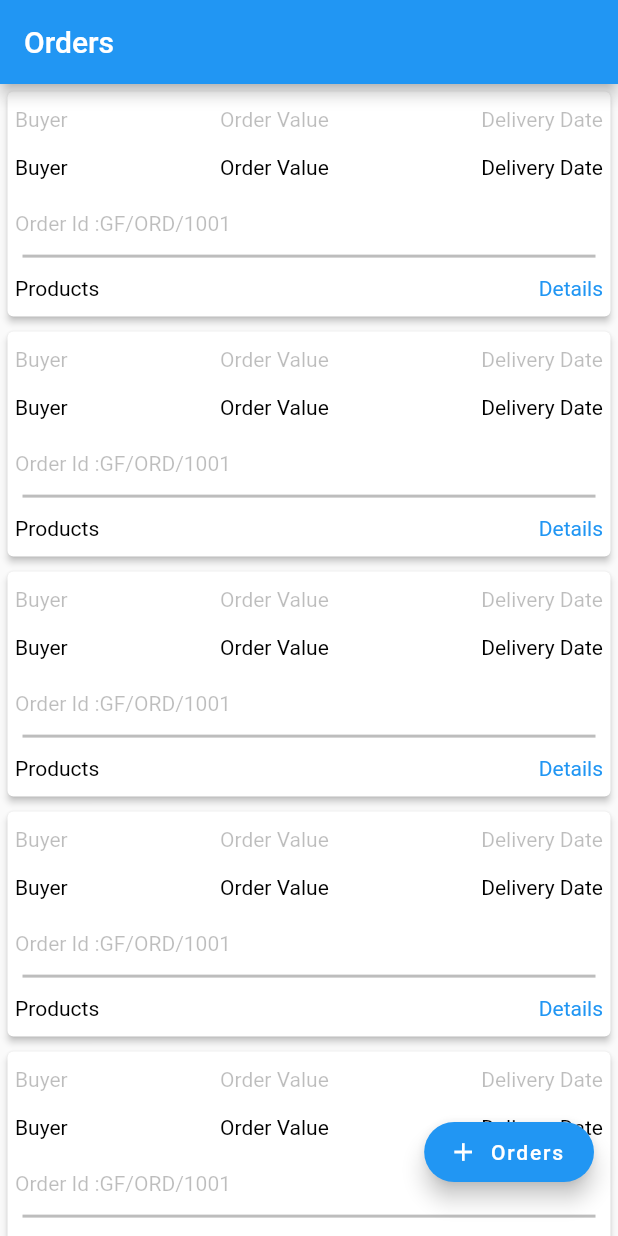
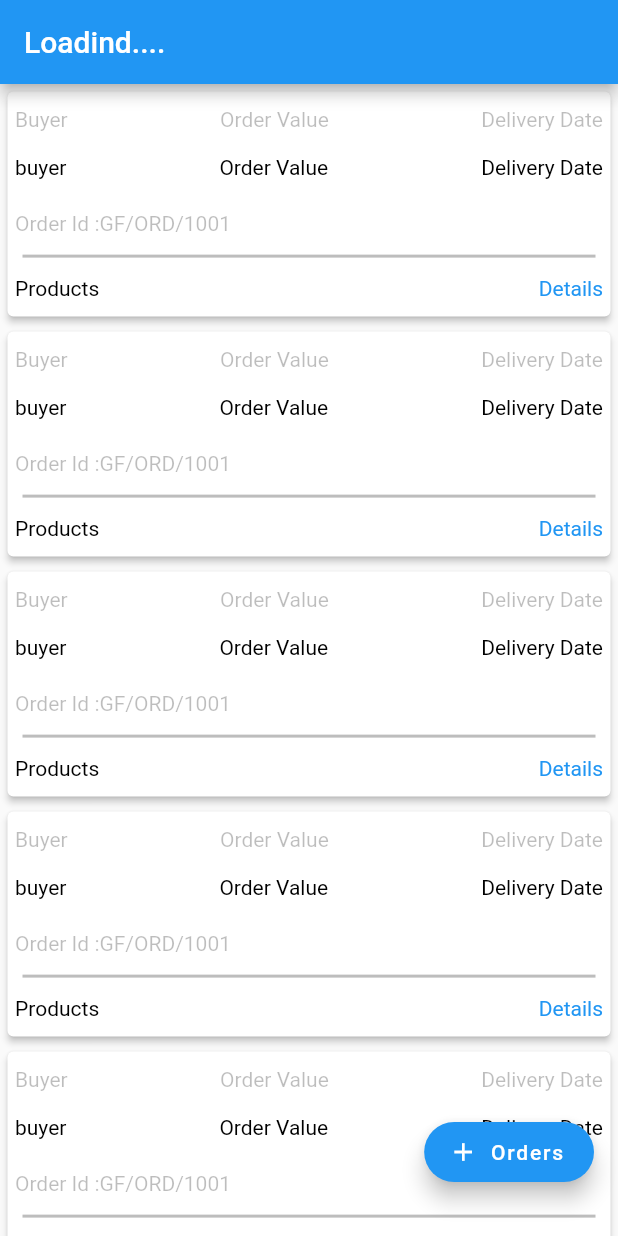
Before and after one commit to nagalakshmi-palyam/Flluter_sample_apps, a Flutter app: the screen it shows after launch, on a phone screen of 412 x 824 dp. Run offline on Flutter 3.47's test engine with Material 2 defaults, Android fonts, the light colour scheme and no system bars; network calls fail.

Commit message:
order Management app screen

```diff
--- /dev/null
+++ b/flutter_order_maanagement/lib/models/Orders.dart
@@ -0,0 +1,269 @@
+// To parse this JSON data, do
+//
+//     final orders = ordersFromJson(jsonString);
+
+import 'dart:convert';
+
+Orders ordersFromJson(String str) => Orders.fromJson(json.decode(str));
+
+String ordersToJson(Orders data) => json.encode(data.toJson());
+
+class Orders {
+  Orders({
+    this.order,
+  });
+
+  List<Order> order;
+
+  factory Orders.fromJson(Map<String, dynamic> json) => Orders(
+    order: List<Order>.from(json["Order"].map((x) => Order.fromJson(x))),
+  );
+
+  Map<String, dynamic> toJson() => {
+    "Order": List<dynamic>.from(order.map((x) => x.toJson())),
+  };
+}
+
+class Order {
+  Order({
+    this.orderId,
+    this.deliveryDate,
+    this.quantity,
+    this.orderType,
+    this.orderValue,
+    this.status,
+    this.buyerInfo,
+    this.supplierInfo,
+    this.products,
+    this.documents,
+    this.payments,
+    this.info,
+    this.createdAt,
+    this.updatedAt,
+  });
+
+  int orderId;
+  String deliveryDate;
+  String quantity;
+  String orderType;
+  String orderValue;
+  String status;
+  ErInfo buyerInfo;
+  ErInfo supplierInfo;
+  Products products;
+  Documents documents;
+  Payments payments;
+  Info info;
+  String createdAt;
+  String updatedAt;
+
+  factory Order.fromJson(Map<String, dynamic> json) => Order(
+    orderId: json["OrderId"],
+    deliveryDate: json["DeliveryDate"],
+    quantity: json["Quantity"],
+    orderType: json["OrderType"],
+    orderValue: json["OrderValue"],
+    status: json["Status"],
+    buyerInfo: ErInfo.fromJson(json["buyer_info"]),
+    supplierInfo: ErInfo.fromJson(json["supplier_info"]),
+    products: Products.fromJson(json["products"]),
+    documents: Documents.fromJson(json["documents"]),
+    payments: Payments.fromJson(json["payments"]),
+    info: Info.fromJson(json["info"]),
+    createdAt: json["CreatedAt"],
+    updatedAt: json["UpdatedAt"],
+  );
+
+  Map<String, dynamic> toJson() => {
+    "OrderId": orderId,
+    "DeliveryDate": deliveryDate,
+    "Quantity": quantity,
+    "OrderType": orderType,
+    "OrderValue": orderValue,
+    "Status": status,
+    "buyer_info": buyerInfo.toJson(),
+    "supplier_info": supplierInfo.toJson(),
+    "products": products.toJson(),
+    "documents": documents.toJson(),
+    "payments": payments.toJson(),
+    "info": info.toJson(),
+    "CreatedAt": createdAt,
+    "UpdatedAt": updatedAt,
+  };
+}
+
+class ErInfo {
+  ErInfo({
+    this.companyName,
+    this.contactName,
+    this.phone,
+    this.email,
+    this.address,
+    this.id,
+  });
+
+  String companyName;
+  String contactName;
+  String phone;
+  String email;
+  String address;
+  int id;
+
+  factory ErInfo.fromJson(Map<String, dynamic> json) => ErInfo(
+    companyName: json["CompanyName"],
+    contactName: json["ContactName"],
+    phone: json["Phone"],
+    email: json["Email"],
+    address: json["Address"],
+    id: json["id"] == null ? null : json["id"],
+  );
+
+  Map<String, dynamic> toJson() => {
+    "CompanyName": companyName,
+    "ContactName": contactName,
+    "Phone": phone,
+    "Email": email,
+    "Address": address,
+    "id": id == null ? null : id,
+  };
+}
+
+class Documents {
+  Documents({
+    this.images,
+  });
+
+  dynamic images;
+
+  factory Documents.fromJson(Map<String, dynamic> json) => Documents(
+    images: json["Images"],
+  );
+
+  Map<String, dynamic> toJson() => {
+    "Images": images,
+  };
+}
+
+class Info {
+  Info({
+    this.containers,
+    this.weightLimit,
+  });
+
+  String containers;
+  String weightLimit;
+
+  factory Info.fromJson(Map<String, dynamic> json) => Info(
+    containers: json["Containers"],
+    weightLimit: json["WeightLimit"],
+  );
+
+  Map<String, dynamic> toJson() => {
+    "Containers": containers,
+    "WeightLimit": weightLimit,
+  };
+}
+
+class Payments {
+  Payments({
+    this.status,
+    this.terms,
+  });
+
+  String status;
+  String terms;
+
+  factory Payments.fromJson(Map<String, dynamic> json) => Payments(
+    status: json["Status"],
+    terms: json["Terms"],
+  );
+
+  Map<String, dynamic> toJson() => {
+    "Status": status,
+    "Terms": terms,
+  };
+}
+
+class Products {
+  Products({
+    this.products,
+  });
+
+  List<Product> products;
+
+  factory Products.fromJson(Map<String, dynamic> json) => Products(
+    products: json["Products"] == null ? null : List<Product>.from(json["Products"].map((x) => Product.fromJson(x))),
+  );
+
+  Map<String, dynamic> toJson() => {
+    "Products": products == null ? null : List<dynamic>.from(products.map((x) => x.toJson())),
+  };
+}
+
+class Product {
+  Product({
+    this.id,
+    this.name,
+    this.quantity,
+    this.unitPrice,
+    this.thumbnail,
+    this.images,
+    this.supplierInfo,
+  });
+
+  int id;
+  String name;
+  String quantity;
+  String unitPrice;
+  String thumbnail;
+  List<String> images;
+  SupplierInfo supplierInfo;
+
+  factory Product.fromJson(Map<String, dynamic> json) => Product(
+    id: json["Id"],
+    name: json["Name"],
+    quantity: json["Quantity"],
+    unitPrice: json["UnitPrice"],
+    thumbnail: json["Thumbnail"],
+    images: json["Images"] == null ? null : List<String>.from(json["Images"].map((x) => x)),
+    supplierInfo: SupplierInfo.fromJson(json["SupplierInfo"]),
+  );
+
+  Map<String, dynamic> toJson() => {
+    "Id": id,
+    "Name": name,
+    "Quantity": quantity,
+    "UnitPrice": unitPrice,
+    "Thumbnail": thumbnail,
+    "Images": images == null ? null : List<dynamic>.from(images.map((x) => x)),
+    "SupplierInfo": supplierInfo.toJson(),
+  };
+}
+
+class SupplierInfo {
+  SupplierInfo({
+    this.companyName,
+    this.phone,
+    this.contactName,
+    this.id,
+  });
+
+  String companyName;
+  String phone;
+  String contactName;
+  int id;
+
+  factory SupplierInfo.fromJson(Map<String, dynamic> json) => SupplierInfo(
+    companyName: json["CompanyName"],
+    phone: json["Phone"],
+    contactName: json["ContactName"],
+    id: json["Id"],
+  );
+
+  Map<String, dynamic> toJson() => {
+    "CompanyName": companyName,
+    "Phone": phone,
+    "ContactName": contactName,
+    "Id": id,
+  };
+}
--- /dev/null
+++ b/flutter_order_maanagement/lib/models/orderlist_model.dart
@@ -0,0 +1,13 @@
+class orderlist_model{
+
+  final String productCount;
+   final String productUnits;
+   final String orderId;
+   final String orderValue;
+    final String deliveryDate;
+    final String buyerName;
+
+  orderlist_model(this.productCount, this.productUnits, this.orderId, this.orderValue, this.deliveryDate, this.buyerName);
+
+
+}
--- /dev/null
+++ b/flutter_order_maanagement/lib/networking/fetching.dart
@@ -0,0 +1,26 @@
+import 'dart:convert';
+
+import 'package:flutter_order_maanagement/models/Orders.dart';
+import 'package:http/http.dart' as http;
+
+class fetching{
+    static Future<List<Order>> getOrders() async {
+    try{
+      http.Response response = await
+      http.get('https://staging.myglobalfair.com/api/v1/orders/all');
+      if(response.statusCode == 200){
+       // print(response.body);
+        Orders orderlistfromjson = ordersFromJson(response.body);
+        print(orderlistfromjson.toString());
+        //List<Order> list = orderlistfromjson;
+       // print(list);
+        //return orderlistfromjson;
+      } else{
+        print('unable to fetch details');
+      }
+
+    } catch (e){
+      return e;
+    }
+  }
+}
--- a/flutter_order_maanagement/lib/screens/order_listing_screen.dart
+++ b/flutter_order_maanagement/lib/screens/order_listing_screen.dart
@@ -1,6 +1,12 @@
+import 'dart:convert';
+
 import 'package:flutter/cupertino.dart';
 import 'package:flutter/material.dart';
 import 'package:flutter/painting.dart';
+import 'package:flutter_order_maanagement/models/Orders.dart';
+import 'package:flutter_order_maanagement/networking/fetching.dart';
+import 'package:http/http.dart' as http;
+
 
 
 class order_listing_screen extends StatefulWidget {
@@ -15,10 +21,24 @@ class order_listing_screen extends StatefulWidget {
 /// This is the private State class that goes with MyStatefulWidget.
 class _MyStatefulWidgetState extends State<order_listing_screen> {
 
+  List<Order> _orderlist;
+  Orders _orders;
+  bool _loading;
+
+   @override
+   void initState(){
+    super.initState();
+    _loading = true;
+    fetching.getOrders().then((orderslist) {
+       _orderlist = orderslist;
+      _loading = false;
+    });
+   }
+
   @override
   Widget build(BuildContext context) => Scaffold(
     appBar: AppBar(
-      title: Text("Orders"),
+      title: Text(_loading ? 'Loadind....' : 'Orders'),
     ),
     body: _buildListView(context),
     floatingActionButton:Container(
@@ -45,6 +65,7 @@ class _MyStatefulWidgetState extends State<order_listing_screen> {
     return ListView.builder(
         itemCount: 8,
         itemBuilder: (context, index) {
+         // Order orders = _orderlist[index];
           return Container(
               width: MediaQuery.of(context).size.width,
               margin: EdgeInsets.all(1.0),
@@ -69,7 +90,7 @@ class _MyStatefulWidgetState extends State<order_listing_screen> {
                         Row(
                           mainAxisAlignment: MainAxisAlignment.spaceBetween,
                           children: <Widget>[
-                            Text("Buyer",textDirection: TextDirection.ltr,style: TextStyle( color: Colors.black,),),
+                            Text('buyer',textDirection: TextDirection.ltr,style: TextStyle( color: Colors.black,),),
                             Text("Order Value",textDirection: TextDirection.ltr,style: TextStyle( color: Colors.black,),),
                             Text("Delivery Date",textDirection: TextDirection.ltr,style: TextStyle( color: Colors.black,),),
                           ],
--- a/flutter_order_maanagement/pubspec.yaml
+++ b/flutter_order_maanagement/pubspec.yaml
@@ -32,7 +32,7 @@ dependencies:
 dev_dependencies:
   flutter_test:
     sdk: flutter
-  http: ^0.13.3
+  http: ^0.12.0+2
 
 # For information on the generic Dart part of this file, see the
 # following page: https://dart.dev/tools/pub/pubspec
```
Also changed, not shown: flutter_order_maanagement/pubspec.lock, 1 other file.
